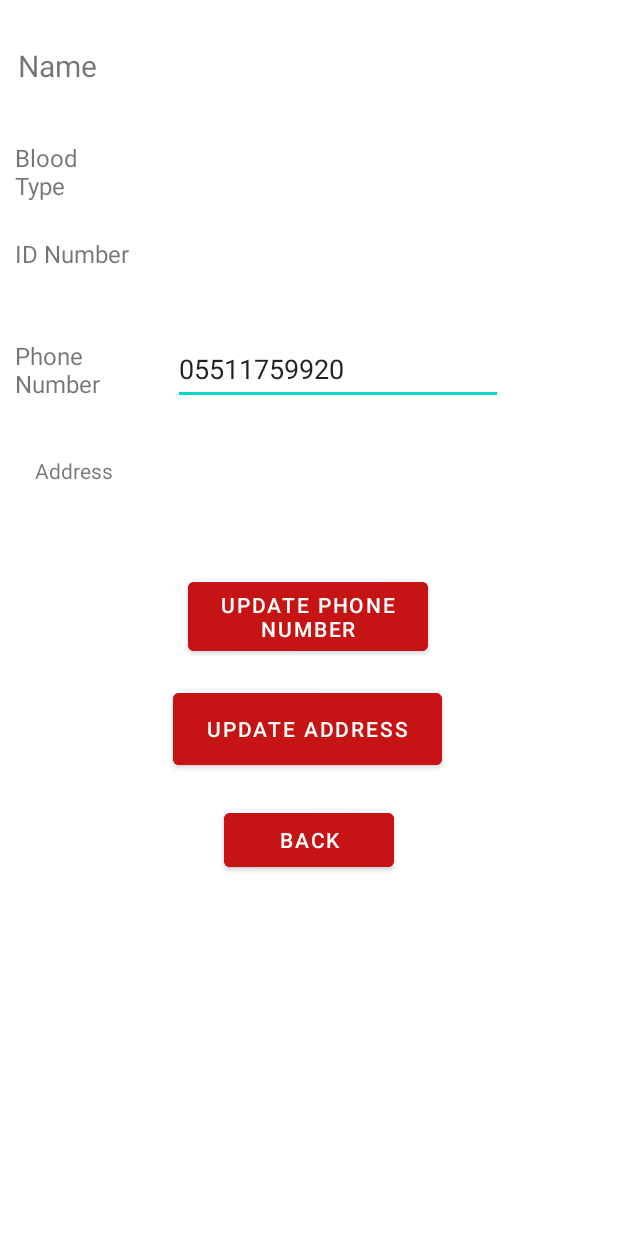
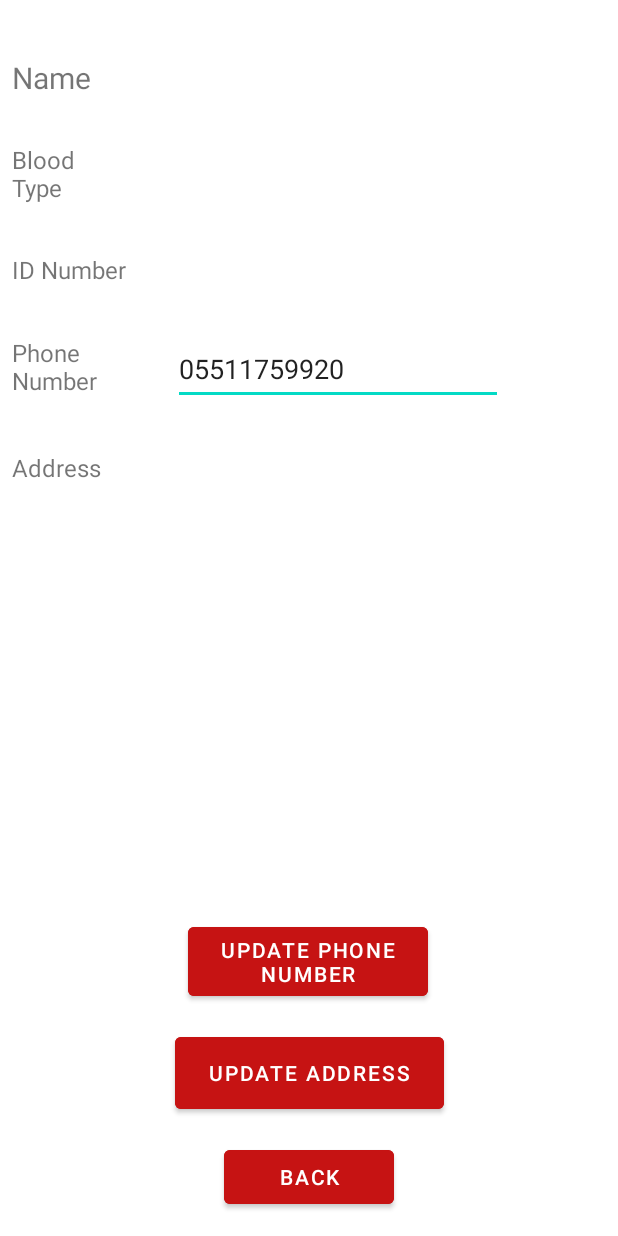
Before and after one commit to SvilRescuador/IamHereProject, an Android app: the layout activity_bilgilerim.xml on its own in the app's theme, with its tools: preview values and no code run, on a phone screen of 412 x 824 dp. Run offline under Robolectric (Android 15) with nearby library versions, the light colour scheme and no system bars.

Commit message:
Yazı düzeltmeleri

```diff
--- a/app/src/main/res/layout/activity_bilgilerim.xml
+++ b/app/src/main/res/layout/activity_bilgilerim.xml
@@ -11,7 +11,8 @@
         android:layout_width="220dp"
         android:layout_height="48dp"
         android:layout_marginTop="16dp"
-        android:gravity="center"
+        android:gravity="center|left"
+        android:textSize="18sp"
         app:layout_constraintEnd_toEndOf="parent"
         app:layout_constraintHorizontal_bias="0.607"
         app:layout_constraintStart_toStartOf="parent"
@@ -21,8 +22,9 @@
         android:id="@+id/textView6"
         android:layout_width="78dp"
         android:layout_height="48dp"
-        android:layout_marginStart="10dp"
+        android:layout_marginStart="8dp"
         android:layout_marginTop="16dp"
+        android:gravity="center|left"
         android:text="Blood Type"
         android:textSize="16sp"
         app:layout_constraintStart_toStartOf="parent"
@@ -32,8 +34,9 @@
         android:id="@+id/textView7"
         android:layout_width="78dp"
         android:layout_height="48dp"
-        android:layout_marginStart="12dp"
-        android:layout_marginTop="30dp"
+        android:layout_marginStart="8dp"
+        android:layout_marginTop="28dp"
+        android:gravity="center|left"
         android:text="Name"
         android:textSize="20sp"
         app:layout_constraintStart_toStartOf="parent"
@@ -43,7 +46,7 @@
         android:id="@+id/textView8"
         android:layout_width="78dp"
         android:layout_height="48dp"
-        android:layout_marginStart="10dp"
+        android:layout_marginStart="8dp"
         android:layout_marginTop="20dp"
         android:text="Phone Number"
         android:textSize="16sp"
@@ -69,21 +72,22 @@
         android:id="@+id/button4"
         android:layout_width="160dp"
         android:layout_height="58dp"
-        android:layout_marginTop="112dp"
+        android:layout_marginBottom="15dp"
         android:backgroundTint="#C61313"
         android:onClick="updateCred"
         android:text="Update Phone Number"
+        app:layout_constraintBottom_toTopOf="@+id/button6"
         app:layout_constraintEnd_toEndOf="parent"
         app:layout_constraintHorizontal_bias="0.498"
-        app:layout_constraintStart_toStartOf="parent"
-        app:layout_constraintTop_toBottomOf="@+id/editTextPhone2" />
+        app:layout_constraintStart_toStartOf="parent" />
 
     <TextView
         android:id="@+id/textView4"
         android:layout_width="78dp"
         android:layout_height="48dp"
-        android:layout_marginStart="10dp"
+        android:layout_marginStart="8dp"
         android:layout_marginTop="16dp"
+        android:gravity="center|left"
         android:text="ID Number"
         android:textSize="16sp"
         app:layout_constraintStart_toStartOf="parent"
@@ -93,21 +97,21 @@
         android:id="@+id/button6"
         android:layout_width="179dp"
         android:layout_height="60dp"
-        android:layout_marginTop="16dp"
+        android:layout_marginBottom="15dp"
         android:backgroundTint="#C61313"
         android:onClick="changeAddress"
         android:text="Update Address"
+        app:layout_constraintBottom_toTopOf="@+id/button5"
         app:layout_constraintEnd_toEndOf="parent"
-        app:layout_constraintHorizontal_bias="0.495"
-        app:layout_constraintStart_toStartOf="parent"
-        app:layout_constraintTop_toBottomOf="@+id/button4" />
+        app:layout_constraintStart_toStartOf="parent" />
 
     <TextView
         android:id="@+id/textView2"
         android:layout_width="220dp"
         android:layout_height="48dp"
         android:layout_marginTop="30dp"
-        android:gravity="center"
+        android:gravity="center|left"
+        android:textSize="18sp"
         app:layout_constraintEnd_toEndOf="parent"
         app:layout_constraintHorizontal_bias="0.607"
         app:layout_constraintStart_toStartOf="parent"
@@ -118,7 +122,8 @@
         android:layout_width="220dp"
         android:layout_height="48dp"
         android:layout_marginTop="16dp"
-        android:gravity="center"
+        android:gravity="center|left"
+        android:textSize="18sp"
         app:layout_constraintEnd_toEndOf="parent"
         app:layout_constraintHorizontal_bias="0.607"
         app:layout_constraintStart_toStartOf="parent"
@@ -128,19 +133,21 @@
         android:id="@+id/textView"
         android:layout_width="78dp"
         android:layout_height="48dp"
-        android:layout_marginStart="10dp"
+        android:layout_marginStart="8dp"
         android:layout_marginTop="16dp"
-        android:gravity="center"
+        android:gravity="center|left"
         android:text="Address"
+        android:textSize="16sp"
         app:layout_constraintStart_toStartOf="parent"
         app:layout_constraintTop_toBottomOf="@+id/textView8" />
 
     <TextView
         android:id="@+id/textView3"
         android:layout_width="220dp"
-        android:layout_height="60dp"
+        android:layout_height="wrap_content"
         android:layout_marginTop="20dp"
         android:gravity="center|left"
+        android:textSize="18sp"
         app:layout_constraintEnd_toEndOf="parent"
         app:layout_constraintHorizontal_bias="0.602"
         app:layout_constraintStart_toStartOf="parent"
@@ -150,12 +157,12 @@
         android:id="@+id/button5"
         android:layout_width="113dp"
         android:layout_height="48dp"
-        android:layout_marginTop="20dp"
+        android:layout_marginBottom="15dp"
         android:backgroundTint="#C61313"
         android:onClick="back"
         android:text="Back"
+        app:layout_constraintBottom_toBottomOf="parent"
         app:layout_constraintEnd_toEndOf="parent"
-        app:layout_constraintStart_toStartOf="parent"
-        app:layout_constraintTop_toBottomOf="@+id/button6" />
+        app:layout_constraintStart_toStartOf="parent" />
 
 </androidx.constraintlayout.widget.ConstraintLayout>
```
